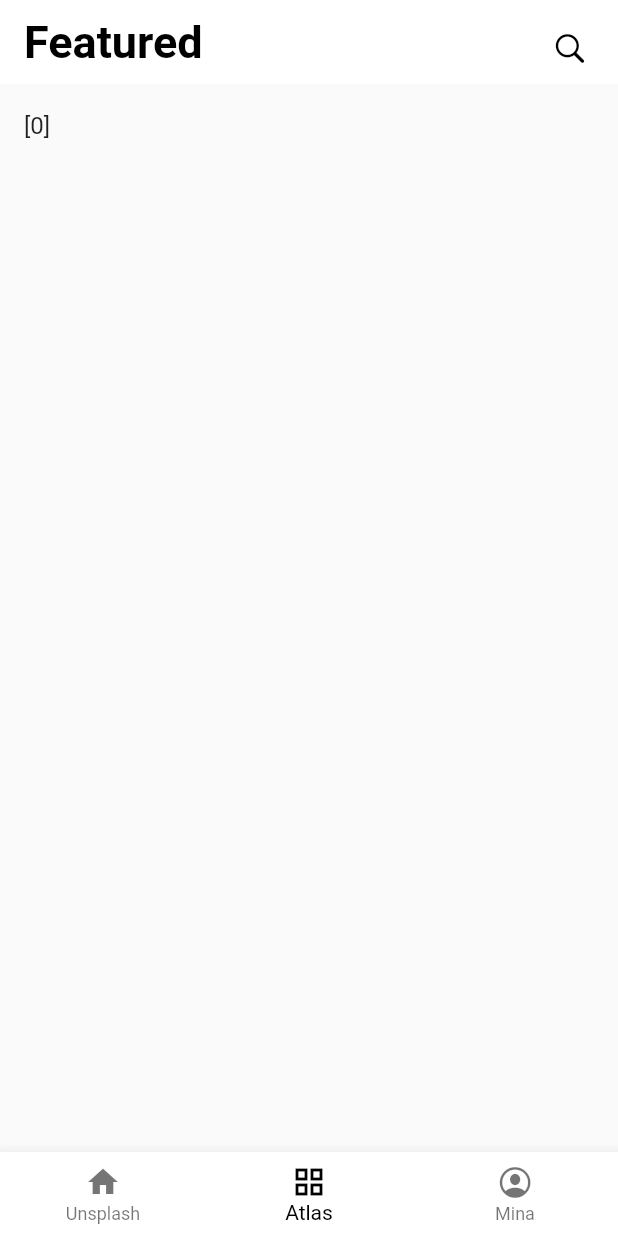
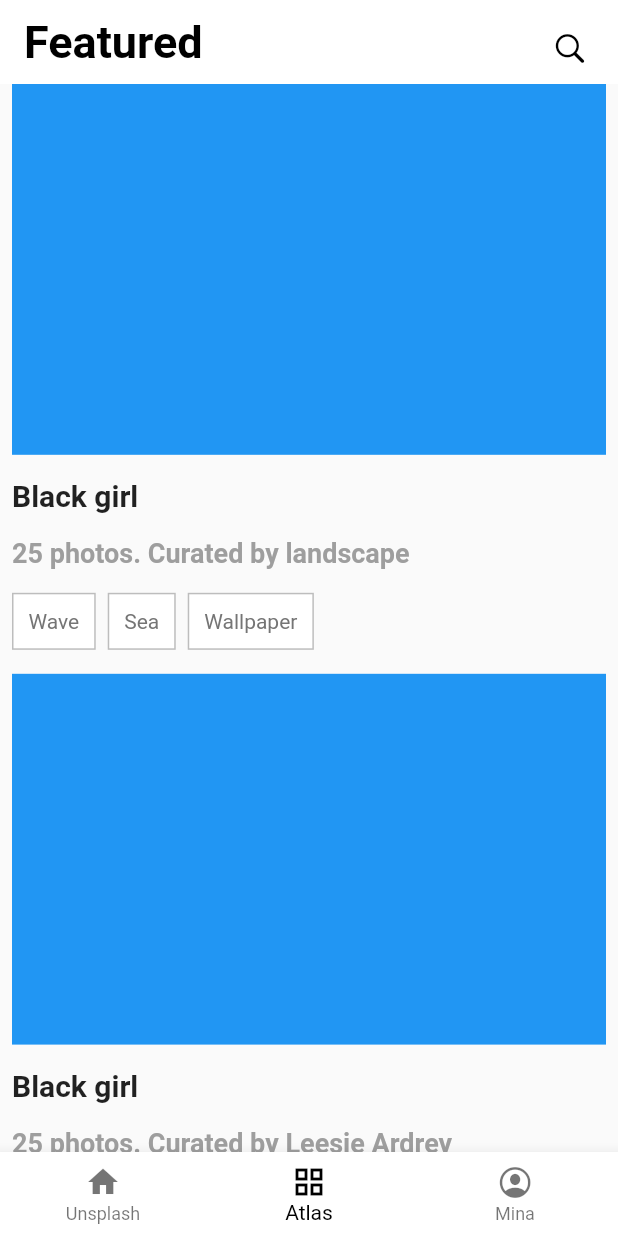
Before and after one commit to plunex/elite_102_flutter, a Flutter app: the screen it shows after launch, swiped to page 2, on a phone screen of 412 x 824 dp. Run offline on Flutter 3.47's test engine with Material 2 defaults, Android fonts, the phone set to English and light mode, and no system bars.

Commit message:
worked on atlas screen

```diff
--- a/lib/model/featured_model.dart
+++ b/lib/model/featured_model.dart
@@ -12,10 +12,3 @@ class FeaturedModel {
         this.description,
         this.tags});
 }
-
-var featuredModelList = [FeaturedModel(
-    imageCount: 25,
-    images: ["google.com"],
-    category: "Sunny beach",
-    description: "Curated by landscap",
-    tags: ["Wave", "Sea", "Wallpaper"])];
--- a/lib/pages/atlas.dart
+++ b/lib/pages/atlas.dart
@@ -2,17 +2,35 @@ import 'package:elite/model/featured_model.dart';
 import 'package:flutter/cupertino.dart';
 import 'package:flutter/material.dart';
 
+import 'widgets/featured_widget.dart';
+import 'widgets/size_config.dart';
+
 class Atlas extends StatelessWidget {
+  final featuredModelList = [
+    FeaturedModel(
+        imageCount: 25,
+        images: ["google.com"],
+        category: "Sunny beach",
+        description: "Curated by landscape",
+        tags: ["Wave", "Sea", "Wallpaper"]),
+    FeaturedModel(
+        imageCount: 25,
+        images: ["google.com"],
+        category: "Sunny beach",
+        description: "Curated by Leesie Ardrey",
+        tags: ["Growth", "Flower", "Bloosom"])
+  ];
 
   @override
   Widget build(BuildContext context) {
     return Scaffold(
       appBar: buildAppBar(context),
       body: ListView.builder(
+        shrinkWrap: true,
         itemCount: featuredModelList.length,
         itemBuilder: (context, index) {
-          return ListTile(
-            title: Text('${[index]}'),
+          return FeaturedWidget(
+            featuredModel: featuredModelList[index],
           );
         },
       )
--- /dev/null
+++ b/lib/pages/widgets/category_tag_widget.dart
@@ -0,0 +1,67 @@
+import 'package:flutter/material.dart';
+
+class CategoryTagWidget extends StatelessWidget {
+  final List<String> tags;
+  final int minTagsCount;
+
+  const CategoryTagWidget({
+    Key key,
+    @required this.tags,
+    this.minTagsCount = 7,
+  }) : super(key: key);
+
+  @override
+  Widget build(BuildContext context) {
+    return Wrap(
+        direction: Axis.horizontal,
+        spacing: 8.0, // gap between adjacent chips
+        runSpacing: 4.0, // gap between lines
+        children: buildChildren(tags));
+  }
+
+  List<Widget> buildChildren(List<String> tags) {
+    List<Widget> result = List<Widget>();
+
+    if (tags.length < 7) {
+      for (var i = 0; i < tags.length; i++) {
+        result.add(new CategoryItemTag(
+          text: tags[i],
+        ));
+      }
+      return result;
+    } else {
+      for (var i = 0; i < minTagsCount; i++) {
+        result.add(new CategoryItemTag(
+          text: tags[i],
+        ));
+      }
+      return result;
+    }
+  }
+}
+
+class CategoryItemTag extends StatelessWidget {
+  final String text;
+
+  const CategoryItemTag({
+    Key key,
+    @required this.text,
+  }) : super(key: key);
+
+  @override
+  Widget build(BuildContext context) {
+    return Container(
+      padding: const EdgeInsets.all(10.0),
+      decoration: BoxDecoration(
+        color: Colors.white,
+        border: Border.all(color: Colors.grey[400]),
+      ),
+      child: Text(
+        '$text',
+        style: TextStyle(
+          color: Colors.grey[600],
+        ),
+      ),
+    );
+  }
+}
--- a/lib/pages/widgets/featured_widget.dart
+++ b/lib/pages/widgets/featured_widget.dart
@@ -1,20 +1,60 @@
+import 'dart:math';
+
+import 'package:elite/model/featured_model.dart';
 import 'package:flutter/material.dart';
 
+import 'category_tag_widget.dart';
+
 class FeaturedWidget extends StatelessWidget {
+  final FeaturedModel featuredModel;
+
+  const FeaturedWidget({Key key, this.featuredModel}) : super(key: key);
+
   @override
   Widget build(BuildContext context) {
-    return Container();
-  }
-}
-
-class FeaturedTagWidget extends StatelessWidget {
-  final String title;
-
-  const FeaturedTagWidget({Key key, this.title}) : super(key: key);
-  @override
-  Widget build(BuildContext context) {
+    var screen = MediaQuery.of(context).size;
     return Container(
-      child: Text(title),
+      padding: EdgeInsets.only(left: 8, right: 8),
+      child: Column(
+        crossAxisAlignment: CrossAxisAlignment.start,
+        children: [
+          Container(
+            width: screen.width,
+            height: screen.width * 0.6,
+            color: Colors.blue,
+          ),
+          Container(
+            height: 16,
+          ),
+          Text(
+            'Black girl',
+            style: TextStyle(
+              fontSize: 20,
+              fontWeight: FontWeight.bold,
+            ),
+          ),
+          Container(
+            height: 16,
+          ),
+          Text(
+            '${featuredModel.imageCount} photos. ${featuredModel.description}  ',
+            style: TextStyle(
+              color: Colors.grey,
+              fontSize: 18,
+              fontWeight: FontWeight.bold,
+            ),
+          ),
+          Container(
+            height: 16,
+          ),
+          CategoryTagWidget(
+            tags: featuredModel.tags,
+          ),
+          Container(
+            height: 16,
+          ),
+        ],
+      ),
     );
   }
 }
```
Also changed, not shown: lib/pages/mina.dart (+32 -30 lines), lib/pages/widgets/category_tag.dart (deleted, +0 -33 lines).
